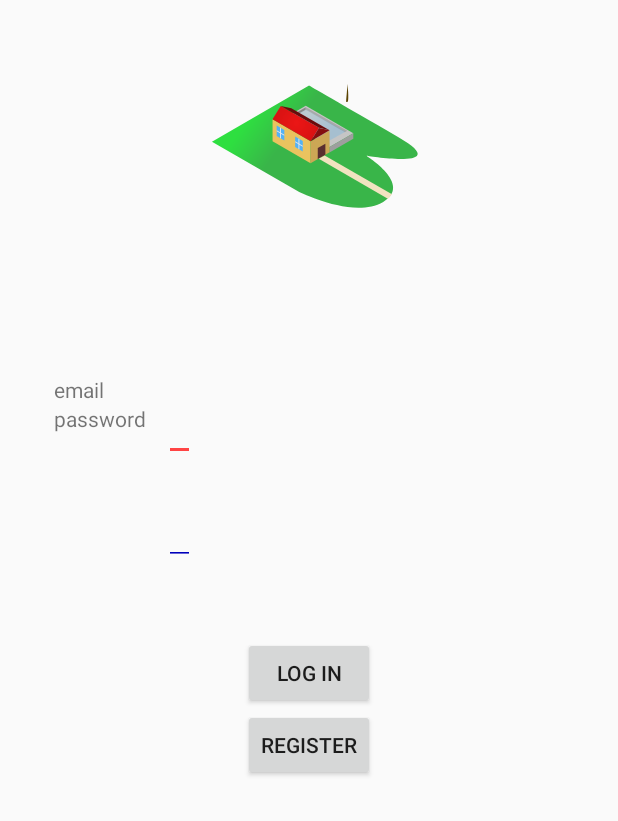
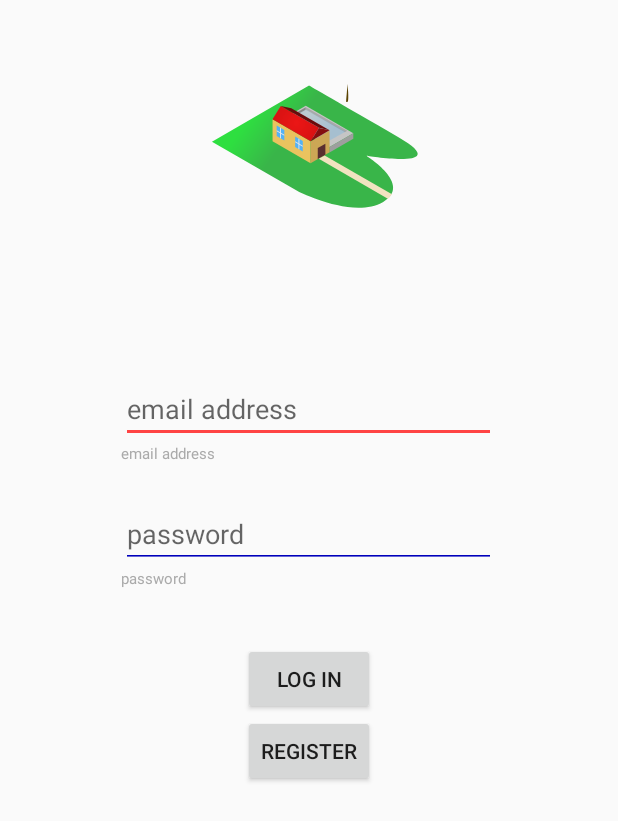
Before and after one commit to gilmore606/landlord-demo, an Android app: the layout fragment_login.xml on its own in the app's theme, with its tools: preview values and no code run, on a phone screen of 412 x 824 dp. Shown: the top 821 px of the screen. Run offline under Robolectric (Android 15) with nearby library versions, the phone set to English and light mode, and no system bars.

Commit message:
fix login bug and formatting

```diff
--- a/app/src/main/res/layout-land/fragment_login.xml
+++ b/app/src/main/res/layout-land/fragment_login.xml
@@ -11,32 +11,29 @@
 
     <LinearLayout android:layout_width="wrap_content" android:layout_height="wrap_content"
                   android:orientation="vertical" >
-        <TextView android:layout_width="match_parent" android:layout_height="wrap_content"
+        <TextView android:layout_width="wrap_content" android:layout_height="wrap_content"
+                  android:layout_gravity="center_horizontal"
                   android:lines="1" android:theme="@style/ErrorText"
                   android:id="@+id/login_errortext" />
 
         <LinearLayout android:layout_width="wrap_content" android:layout_height="wrap_content"
-                      android:orientation="horizontal" android:layout_margin="36dp" >
-
-            <LinearLayout android:layout_width="match_parent" android:layout_height="wrap_content"
-                          android:orientation="vertical" >
-                <TextView android:layout_width="wrap_content" android:layout_height="wrap_content"
-                          android:text="email" />
-                <TextView android:layout_width="wrap_content" android:layout_height="wrap_content"
-                          android:text="password" />
-
-            </LinearLayout>
-            <LinearLayout android:layout_width="match_parent" android:layout_height="wrap_content"
-                          android:orientation="vertical" >
-                <EditText android:layout_width="match_parent" android:layout_height="wrap_content"
-                          android:lines="1" android:inputType="text" android:theme="@style/TextInput"
-                          android:layout_margin="12dp"
-                          android:id="@+id/login_username" />
-                <EditText android:layout_width="match_parent" android:layout_height="wrap_content"
-                          android:lines="1" android:inputType="textPassword" android:theme="@style/TextInput"
-                          android:layout_margin="12dp"
-                          android:id="@+id/login_password" />
-            </LinearLayout>
+                      android:layout_gravity="center_horizontal"
+                      android:orientation="vertical" android:layout_margin="36dp" >
+            <EditText android:layout_width="250dp" android:layout_height="wrap_content"
+                      android:lines="1" android:inputType="text" android:theme="@style/TextInput"
+                      android:hint="email address"
+                      android:id="@+id/login_username" />
+            <TextView android:layout_width="wrap_content" android:layout_height="wrap_content"
+                      style="@style/FieldHint"
+                      android:layout_marginBottom="24dp"
+                      android:text="email address" />
+            <EditText android:layout_width="250dp" android:layout_height="wrap_content"
+                      android:lines="1" android:inputType="textPassword" android:theme="@style/TextInput"
+                      android:hint="password"
+                      android:id="@+id/login_password" />
+            <TextView android:layout_width="wrap_content" android:layout_height="wrap_content"
+                      style="@style/FieldHint"
+                      android:text="password" />
         </LinearLayout>
         <LinearLayout android:layout_width="wrap_content" android:layout_height="wrap_content"
                       android:orientation="horizontal"
--- a/app/src/main/res/layout/fragment_login.xml
+++ b/app/src/main/res/layout/fragment_login.xml
@@ -9,32 +9,29 @@
         android:id="@+id/login_anim" app:lottie_rawRes="@raw/login_anim" android:layout_gravity="center_horizontal"
         app:lottie_loop="false" app:lottie_autoPlay="true" />
 
-    <TextView android:layout_width="match_parent" android:layout_height="wrap_content"
+    <TextView android:layout_width="wrap_content" android:layout_height="wrap_content"
+              android:layout_gravity="center_horizontal"
               android:lines="1" android:theme="@style/ErrorText"
               android:id="@+id/login_errortext" />
 
     <LinearLayout android:layout_width="wrap_content" android:layout_height="wrap_content"
-                android:orientation="horizontal" android:layout_margin="36dp" >
-
-        <LinearLayout android:layout_width="match_parent" android:layout_height="wrap_content"
-                        android:orientation="vertical" >
-            <TextView android:layout_width="wrap_content" android:layout_height="wrap_content"
-                      android:text="email" />
-            <TextView android:layout_width="wrap_content" android:layout_height="wrap_content"
-                      android:text="password" />
-
-        </LinearLayout>
-        <LinearLayout android:layout_width="match_parent" android:layout_height="wrap_content"
-                      android:orientation="vertical" >
-            <EditText android:layout_width="match_parent" android:layout_height="wrap_content"
-                      android:lines="1" android:inputType="text" android:theme="@style/TextInput"
-                      android:layout_margin="12dp"
-                      android:id="@+id/login_username" />
-            <EditText android:layout_width="match_parent" android:layout_height="wrap_content"
-                      android:lines="1" android:inputType="textPassword" android:theme="@style/TextInput"
-                      android:layout_margin="12dp"
-                      android:id="@+id/login_password" />
-        </LinearLayout>
+                  android:layout_gravity="center_horizontal"
+                android:orientation="vertical" android:layout_margin="36dp" >
+        <EditText android:layout_width="250dp" android:layout_height="wrap_content"
+                  android:lines="1" android:inputType="text" android:theme="@style/TextInput"
+                  android:hint="email address"
+                  android:id="@+id/login_username" />
+        <TextView android:layout_width="wrap_content" android:layout_height="wrap_content"
+                  style="@style/FieldHint"
+                  android:layout_marginBottom="24dp"
+                  android:text="email address" />
+        <EditText android:layout_width="250dp" android:layout_height="wrap_content"
+                  android:lines="1" android:inputType="textPassword" android:theme="@style/TextInput"
+                  android:hint="password"
+                  android:id="@+id/login_password" />
+        <TextView android:layout_width="wrap_content" android:layout_height="wrap_content"
+                  style="@style/FieldHint"
+                  android:text="password" />
     </LinearLayout>
     <Button android:layout_width="wrap_content" android:layout_height="wrap_content"
             android:text="LOG IN" android:layout_gravity="center_horizontal"
--- a/app/src/main/res/values/styles.xml
+++ b/app/src/main/res/values/styles.xml
@@ -35,4 +35,9 @@
         <item name="android:textSize">12dp</item>
         <item name="android:textStyle">italic</item>
     </style>
+
+    <style name="FieldHint" parent="Theme.AppCompat.Light">
+        <item name="android:textSize">10dp</item>
+        <item name="android:textColor">#AAAAAA</item>
+    </style>
 </resources>
```
Also changed, not shown: app/src/main/java/com/dlfsystems/landlord/MainActivity.kt (+9 -6 lines), app/src/main/java/com/dlfsystems/landlord/Prefs.kt (+15 -6 lines).
